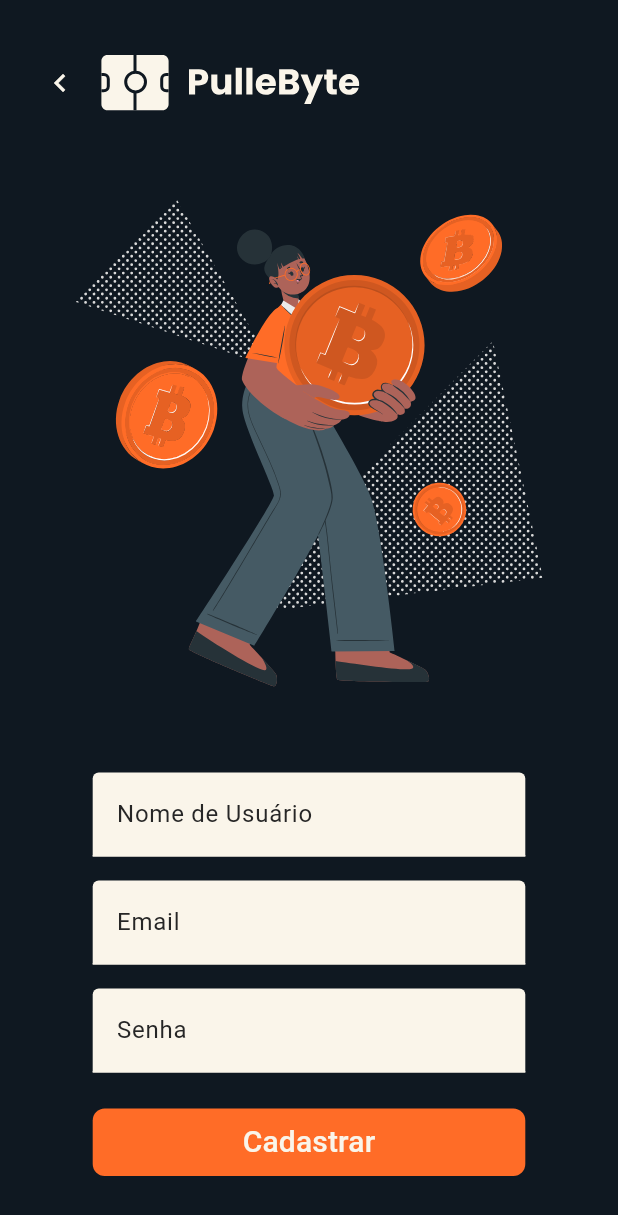
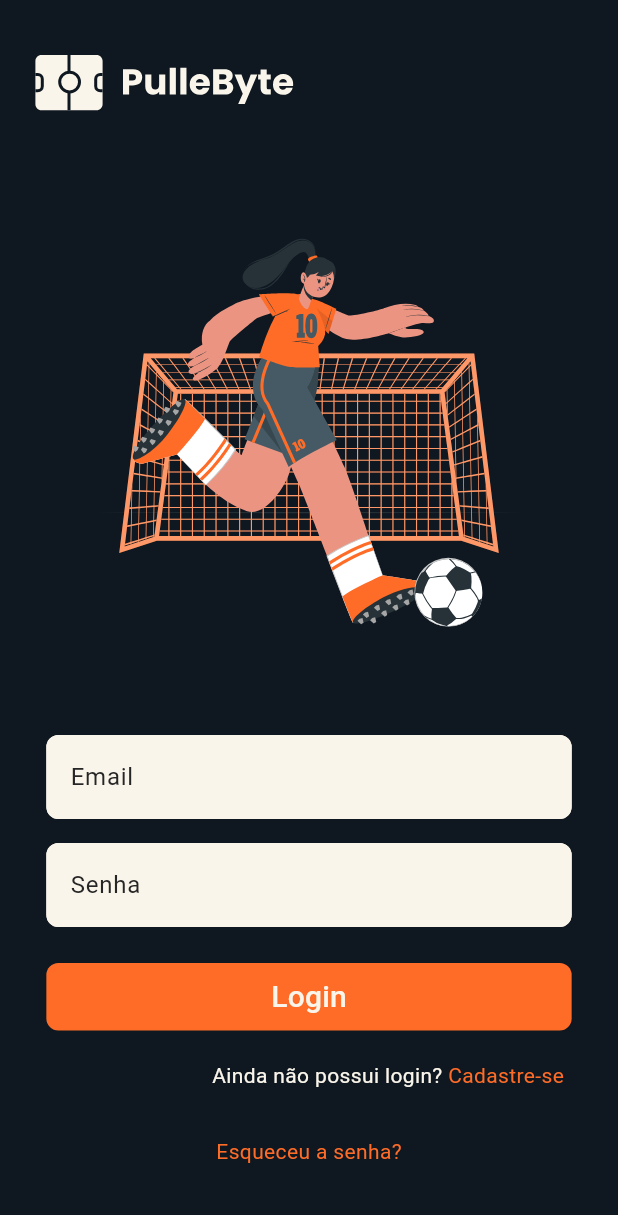
Before and after one commit to Matheusmrinho/Teapot_project2, a Flutter app: the screen it shows after launch, on a phone screen of 412 x 824 dp. Shown: the top 1215 px of the screen. Run offline on Flutter 3.47's test engine with Material 3 defaults, Android fonts, the phone set to English and light mode, and no system bars; our stand-ins replace flutter_svg.

Commit message:
feat: implementação tela de login

```diff
--- a/pullebyte/lib/CustomWidgets/MainButton.dart
+++ b/pullebyte/lib/CustomWidgets/MainButton.dart
@@ -16,7 +16,7 @@ class MainButton extends StatelessWidget {
     final screenWidth = MediaQuery.of(context).size.width;
 
     // Calcula a largura desejada em porcentagem da tela (ex: 70%)
-    final width = screenWidth * 0.7;
+    final width = screenWidth * 0.85;
 
     return Theme(
       data: ThemeData(
--- a/pullebyte/lib/CustomWidgets/Textinput.dart
+++ b/pullebyte/lib/CustomWidgets/Textinput.dart
@@ -16,7 +16,7 @@ class TextFieldSample extends StatelessWidget {
   Widget build(BuildContext context) {
     final screenWidth = MediaQuery.of(context).size.width;
     // Calcula a largura desejada em porcentagem da tela (ex: 70%)
-    final width = screenWidth * 0.7;
+    final width = screenWidth * 0.85;
     return Theme(
       data: ThemeData(
         colorScheme: customColorScheme,
@@ -24,16 +24,21 @@ class TextFieldSample extends StatelessWidget {
       child: SizedBox(
         width: width,
         child: TextField(
+          cursorRadius: const Radius.circular(8),
           obscureText: isSenha,
           style: const TextStyle(color: CustomColors.accentColor),
           decoration: InputDecoration(
             filled: true,
             fillColor: CustomColors.textFieldColor,
-            border: const UnderlineInputBorder(),
+            border: OutlineInputBorder(
+              borderRadius: BorderRadius.circular(8),
+              borderSide: const BorderSide(
+                color: CustomColors.textFieldColor,
+              ),
+            ),
             hintText: hintText,
             labelText: hintText,
             labelStyle: const TextStyle(color: CustomColors.accentColor),
-
           ),
         ),
       ),
--- /dev/null
+++ b/pullebyte/lib/CustomWidgets/main_text.dart
@@ -0,0 +1,41 @@
+import 'package:flutter/material.dart';
+import 'package:pullebyte/theme/colors.dart';
+
+class LinkAndText extends StatelessWidget {
+  final String? text;
+  final String? linkText;
+  final String? route;
+  final MainAxisAlignment? alignment;
+
+  const LinkAndText({
+    Key? key,
+    required this.text,
+    required this.linkText,
+    required this.route,
+    this.alignment,
+  }) : super(key: key);
+
+  @override
+  Widget build(BuildContext context) {
+    return Padding(
+      padding: const EdgeInsets.symmetric(horizontal: 20),
+      child: Row(
+        mainAxisAlignment: alignment ?? MainAxisAlignment.center,
+        children: [
+          Text(text!),
+          GestureDetector(
+            onTap: () {
+              Navigator.pushNamed(context, route!);
+            },
+            child: Text(
+              linkText!,
+              style: const TextStyle(
+                color: CustomColors.primaryColor,
+              ),
+            ),
+          ),
+        ],
+      ),
+    );
+  }
+}
--- /dev/null
+++ b/pullebyte/lib/Screens/tela_login.dart
@@ -0,0 +1,88 @@
+import 'package:flutter/material.dart';
+import 'package:flutter_svg/svg.dart';
+import 'package:pullebyte/CustomWidgets/MainButton.dart';
+import 'package:pullebyte/CustomWidgets/Textinput.dart';
+import 'package:pullebyte/CustomWidgets/logo_header.dart';
+import 'package:pullebyte/CustomWidgets/main_text.dart';
+import 'package:pullebyte/theme/colors.dart';
+
+class TelaLogin extends StatelessWidget {
+  final String assetName = 'lib/Assets/Soccer-cuate.svg';
+
+  const TelaLogin({super.key}); // Adiciona um parâmetro de chave ao construtor
+
+  @override
+  Widget build(BuildContext context) {
+    return Scaffold(
+      backgroundColor: customColorScheme.background,
+      appBar: AppBar(
+        backgroundColor: Colors.transparent,
+        toolbarHeight: 110,
+        centerTitle: true,
+        leadingWidth: 300,
+        leading: Container(
+          padding: const EdgeInsets.only(left: 16),
+          child: const Row(
+            children: [
+              Padding(
+                padding: EdgeInsets.only(left: 6),
+                child: LogoHeader(),
+              ),
+            ],
+          ),
+        ),
+      ),
+      body: Stack(
+        children: [
+          Column(
+            children: <Widget>[
+              Expanded(
+                child: SvgPicture.asset(
+                  assetName,
+                  fit: BoxFit.contain,
+                  semanticsLabel: 'Soccer Image',
+                ),
+              ),
+              Padding(
+                padding: const EdgeInsets.all(16.0),
+                child: Center(
+                  child: Column(
+                    mainAxisAlignment: MainAxisAlignment.center,
+                    children: [
+                      const SizedBox(height: 16),
+                      const TextFieldSample(hintText: "Email", isSenha: false),
+                      const SizedBox(height: 16),
+                      const TextFieldSample(hintText: "Senha", isSenha: true),
+                      const SizedBox(height: 24),
+                      MainButton(
+                        text: "Login",
+                        onPressed: () {
+                          Navigator.pushNamed(context, '/home');
+                        },
+                      ),
+                      const SizedBox(height: 20),
+
+                      const LinkAndText(
+                        text: "Ainda não possui login? ",
+                        linkText: "Cadastre-se",
+                        route: '/tela_cadastro',
+                        alignment: MainAxisAlignment.end,
+                      ),
+                      const SizedBox(height: 30),
+                      const LinkAndText(
+                        text: "",
+                        route: '/tela_cadastro',
+                        linkText: "Esqueceu a senha?",
+                      ),
+                      const SizedBox(height: 30),
+                    ],
+                  ),
+                ),
+              ),
+            ],
+          ),
+        ],
+      ),
+    );
+  }
+}
--- a/pullebyte/lib/main.dart
+++ b/pullebyte/lib/main.dart
@@ -1,4 +1,5 @@
 import 'package:flutter/material.dart';
+import 'package:pullebyte/Screens/tela_login.dart';
 import 'package:pullebyte/theme/colors.dart';
 import 'Screens/tela_cadastro.dart';
 import 'Screens/home.dart';
@@ -11,8 +12,9 @@ void main() {
       colorScheme: customColorScheme,
       useMaterial3: true,
     ),
-    initialRoute: '/tela_cadastro',
+    initialRoute: '/tela_login',
     routes: {
+      '/tela_login' : (context) => const TelaLogin(),
       '/tela_cadastro': (context) => const TelaCadastro(),
       '/home': (context) => const Home(),
     },
```
